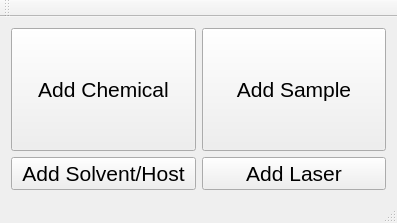
Old version of the form mainwindow.ui in the repository TripletESR/DatabaseInput.
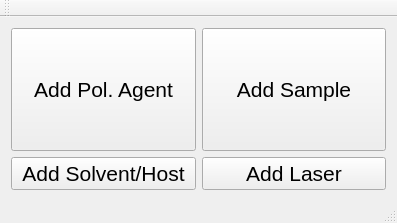
New version of the form.

Commit message: add comment for chemical; some improvments

Patch:
```diff
--- a/mainwindow.ui
+++ b/mainwindow.ui
@@ -29,7 +29,7 @@
        </font>
       </property>
       <property name="text">
-       <string>Add Chemical</string>
+       <string>Add Pol. Agent</string>
       </property>
      </widget>
     </item>
```
The commit also changes 5 other files.
